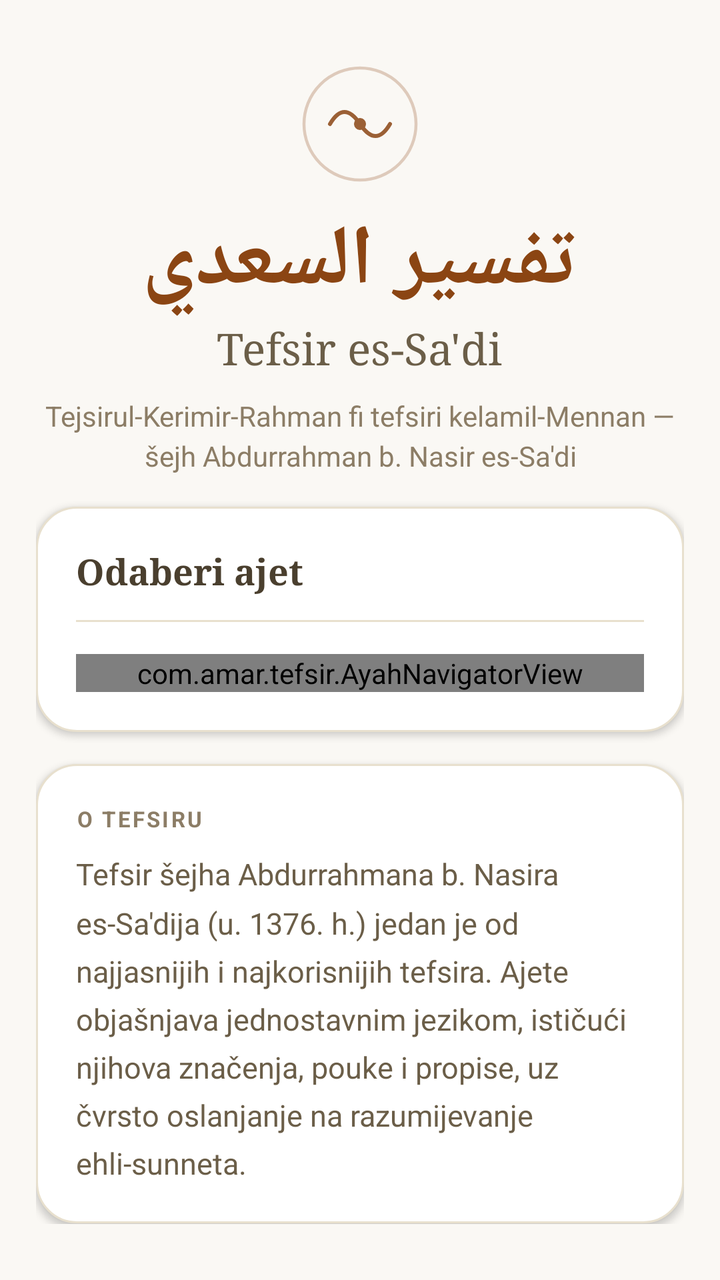
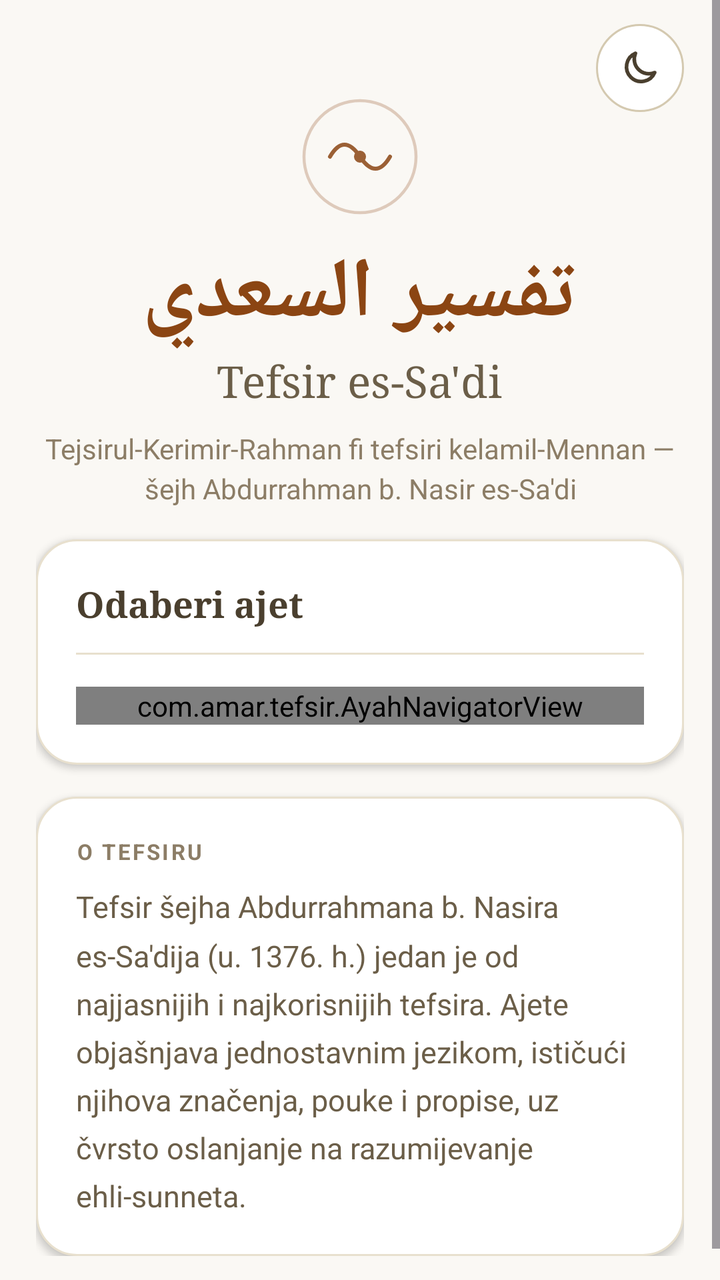

Before-and-after screenshots of an Android layout around one commit, followed by the original layout XML and the change that was made.
<!-- AndroidManifest.xml: application theme Theme.Tefsir -->
<!-- res/layout/activity_main.xml -->
<?xml version="1.0" encoding="utf-8"?>
<ScrollView xmlns:android="http://schemas.android.com/apk/res/android"
    xmlns:app="http://schemas.android.com/apk/res-auto"
    android:id="@+id/scroll"
    android:layout_width="match_parent"
    android:layout_height="match_parent"
    android:background="@color/bg"
    android:clipToPadding="false"
    android:fillViewport="true">

    <LinearLayout
        android:id="@+id/content"
        android:layout_width="match_parent"
        android:layout_height="wrap_content"
        android:gravity="center_horizontal"
        android:orientation="vertical"
        android:paddingHorizontal="18dp"
        android:paddingTop="32dp"
        android:paddingBottom="28dp">

        <ImageView
            android:layout_width="60dp"
            android:layout_height="60dp"
            android:alpha="0.85"
            android:contentDescription="@null"
            android:src="@drawable/ic_logo" />

        <TextView
            android:layout_width="wrap_content"
            android:layout_height="wrap_content"
            android:layout_marginTop="10dp"
            android:fontFamily="@font/scheherazade"
            android:text="تفسير السعدي"
            android:textColor="@color/sienna"
            android:textSize="42sp"
            android:textStyle="bold" />

        <TextView
            android:layout_width="wrap_content"
            android:layout_height="wrap_content"
            android:fontFamily="serif"
            android:text="Tefsir es-Sa'di"
            android:textColor="@color/ink_3"
            android:textSize="22sp" />

        <TextView
            android:layout_width="wrap_content"
            android:layout_height="wrap_content"
            android:layout_marginTop="10dp"
            android:gravity="center"
            android:lineSpacingMultiplier="1.2"
            android:text="@string/subtitle"
            android:textColor="@color/ink_4"
            android:textSize="14sp" />

        
        <LinearLayout
            android:id="@+id/continueCard"
            android:layout_width="match_parent"
            android:layout_height="wrap_content"
            android:layout_marginTop="28dp"
            android:background="@drawable/bg_continue"
            android:clickable="true"
            android:elevation="4dp"
            android:focusable="true"
            android:foreground="?attr/selectableItemBackground"
            android:gravity="center_vertical"
            android:orientation="horizontal"
            android:paddingHorizontal="22dp"
            android:paddingVertical="18dp"
            android:visibility="gone">

            <LinearLayout
                android:layout_width="0dp"
                android:layout_height="wrap_content"
                android:layout_weight="1"
                android:orientation="vertical">

                <TextView
                    android:layout_width="wrap_content"
                    android:layout_height="wrap_content"
                    android:alpha="0.85"
                    android:letterSpacing="0.1"
                    android:text="NASTAVI ČITATI"
                    android:textColor="@color/white"
                    android:textSize="11sp"
                    android:textStyle="bold" />

                <TextView
                    android:id="@+id/ccRef"
                    android:layout_width="wrap_content"
                    android:layout_height="wrap_content"
                    android:layout_marginTop="2dp"
                    android:fontFamily="serif"
                    android:textColor="@color/white"
                    android:textSize="18sp"
                    android:textStyle="bold" />
            </LinearLayout>

            <ImageView
                android:layout_width="22dp"
                android:layout_height="22dp"
                android:contentDescription="@null"
                android:src="@drawable/ic_arrow_right"
                app:tint="@color/white" />
        </LinearLayout>

        
        <LinearLayout
            android:layout_width="match_parent"
            android:layout_height="wrap_content"
            android:layout_marginTop="16dp"
            android:background="@drawable/bg_card"
            android:elevation="2dp"
            android:orientation="vertical"
            android:padding="20dp">

            <TextView
                android:layout_width="match_parent"
                android:layout_height="wrap_content"
                android:fontFamily="serif"
                android:text="Odaberi ajet"
                android:textColor="@color/ink_2"
                android:textSize="18sp"
                android:textStyle="bold" />

            <View
                android:layout_width="match_parent"
                android:layout_height="1dp"
                android:layout_marginTop="12dp"
                android:layout_marginBottom="16dp"
                android:background="@color/border_l" />

            <com.amar.tefsir.AyahNavigatorView
                android:id="@+id/navigator"
                android:layout_width="match_parent"
                android:layout_height="wrap_content" />
        </LinearLayout>

        
        <LinearLayout
            android:layout_width="match_parent"
            android:layout_height="wrap_content"
            android:layout_marginTop="16dp"
            android:background="@drawable/bg_card"
            android:elevation="2dp"
            android:orientation="vertical"
            android:padding="20dp">

            <TextView
                android:layout_width="wrap_content"
                android:layout_height="wrap_content"
                android:letterSpacing="0.1"
                android:text="O TEFSIRU"
                android:textColor="@color/ink_4"
                android:textSize="11sp"
                android:textStyle="bold" />

            <TextView
                android:layout_width="match_parent"
                android:layout_height="wrap_content"
                android:layout_marginTop="10dp"
                android:lineSpacingMultiplier="1.35"
                android:text="@string/about_text"
                android:textColor="@color/ink_3"
                android:textSize="15sp" />
        </LinearLayout>
    </LinearLayout>
</ScrollView>
<!-- resources referenced by this layout -->
<resources>
  <color name="bg">#FAF8F4</color>
  <color name="border_l">#E8E0CE</color>
  <color name="ink_2">#4A3F2E</color>
  <color name="ink_3">#6B5E48</color>
  <color name="ink_4">#8C7D66</color>
  <color name="sienna">#8B4513</color>
  <color name="white">#FFFFFFFF</color>
  <!-- drawable bg_card (drawable) -->
  <?xml version="1.0" encoding="utf-8"?>
  <shape xmlns:android="http://schemas.android.com/apk/res/android" android:shape="rectangle">
      <solid android:color="@color/card" />
      <stroke android:width="1dp" android:color="@color/border_l" />
      <corners android:radius="20dp" />
  </shape>
  <!-- drawable bg_continue (drawable) -->
  <?xml version="1.0" encoding="utf-8"?>
  <shape xmlns:android="http://schemas.android.com/apk/res/android" android:shape="rectangle">
      <gradient android:angle="315" android:startColor="@color/btn" android:endColor="@color/btn_d" />
      <corners android:radius="20dp" />
  </shape>
  <!-- drawable ic_arrow_right (drawable) -->
  <?xml version="1.0" encoding="utf-8"?>
  <vector xmlns:android="http://schemas.android.com/apk/res/android"
      android:width="24dp"
      android:height="24dp"
      android:viewportWidth="24"
      android:viewportHeight="24">
      <path
          android:fillColor="#00000000"
          android:strokeColor="#FF000000"
          android:strokeWidth="2.5"
          android:strokeLineCap="round"
          android:strokeLineJoin="round"
          android:pathData="M5,12h14M12,5l7,7 -7,7" />
  </vector>
  <string name="about_text">Tefsir šejha Abdurrahmana b. Nasira es-Sa\'dija (u. 1376. h.) jedan je od najjasnijih i najkorisnijih tefsira. Ajete objašnjava jednostavnim jezikom, ističući njihova značenja, pouke i propise, uz čvrsto oslanjanje na razumijevanje ehli-sunneta.</string>
  <string name="subtitle">Tejsirul-Kerimir-Rahman fi tefsiri kelamil-Mennan — šejh Abdurrahman b. Nasir es-Sa\'di</string>
  <style name="Theme.Tefsir" parent="Theme.Material3.DayNight.NoActionBar">
          <item name="colorPrimary">@color/sienna</item>
          <item name="colorOnPrimary">@color/white</item>
          <item name="colorSecondary">@color/gold</item>
          <item name="colorAccent">@color/sienna</item>
          <item name="colorControlActivated">@color/sienna</item>
          <item name="colorSurface">@color/card</item>
          <item name="colorOnSurface">@color/ink</item>
          <item name="android:colorBackground">@color/bg</item>
          <item name="android:windowBackground">@color/bg</item>
          <item name="android:textColorHighlight">@color/parchment_3</item>
          <item name="android:statusBarColor">@android:color/transparent</item>
          <item name="android:navigationBarColor">@android:color/transparent</item>
      </style>
  <color name="card">#FFFFFF</color>
  <color name="btn">#8B4513</color>
  <color name="btn_d">#6B330E</color>
  <color name="gold">#C8942A</color>
  <color name="ink">#2C2416</color>
  <color name="parchment_3">#E3DAC8</color>
  <!-- unchanged entries left out for length: 1 -->
</resources>

<!-- the commit's change to res/layout/activity_main.xml (unified diff, before → after) -->
@@ -15,12 +15,25 @@
         android:gravity="center_horizontal"
         android:orientation="vertical"
         android:paddingHorizontal="18dp"
-        android:paddingTop="32dp"
+        android:paddingTop="12dp"
         android:paddingBottom="28dp">
+
+        <ImageButton
+            android:id="@+id/btnTheme"
+            android:layout_width="44dp"
+            android:layout_height="44dp"
+            android:layout_gravity="end"
+            android:background="@drawable/bg_pill"
+            android:contentDescription="Promijeni temu"
+            android:padding="11dp"
+            android:scaleType="fitCenter"
+            android:src="@drawable/ic_moon"
+            app:tint="@color/ink_2" />
 
         <ImageView
             android:layout_width="60dp"
             android:layout_height="60dp"
+            android:layout_marginTop="-8dp"
             android:alpha="0.85"
             android:contentDescription="@null"
             android:src="@drawable/ic_logo" />
<!-- resource entries referenced after the edit -->
@@ -20,6 +20,13 @@
       <gradient android:angle="315" android:startColor="@color/btn" android:endColor="@color/btn_d" />
       <corners android:radius="20dp" />
   </shape>
+  <!-- drawable bg_pill (drawable) -->
+  <?xml version="1.0" encoding="utf-8"?>
+  <shape xmlns:android="http://schemas.android.com/apk/res/android" android:shape="rectangle">
+      <solid android:color="@color/card" />
+      <stroke android:width="1dp" android:color="@color/border" />
+      <corners android:radius="999dp" />
+  </shape>
   <!-- drawable ic_arrow_right (drawable) -->
   <?xml version="1.0" encoding="utf-8"?>
   <vector xmlns:android="http://schemas.android.com/apk/res/android"
@@ -34,6 +41,21 @@
           android:strokeLineCap="round"
           android:strokeLineJoin="round"
           android:pathData="M5,12h14M12,5l7,7 -7,7" />
+  </vector>
+  <!-- drawable ic_moon (drawable) -->
+  <?xml version="1.0" encoding="utf-8"?>
+  <vector xmlns:android="http://schemas.android.com/apk/res/android"
+      android:width="24dp"
+      android:height="24dp"
+      android:viewportWidth="24"
+      android:viewportHeight="24">
+      <path
+          android:fillColor="#00000000"
+          android:strokeColor="#FF000000"
+          android:strokeWidth="2"
+          android:strokeLineCap="round"
+          android:strokeLineJoin="round"
+          android:pathData="M20,14.5A8,8 0,0 1,9.5 4A8,8 0,1 0,20 14.5z" />
   </vector>
   <string name="about_text">Tefsir šejha Abdurrahmana b. Nasira es-Sa\'dija (u. 1376. h.) jedan je od najjasnijih i najkorisnijih tefsira. Ajete objašnjava jednostavnim jezikom, ističući njihova značenja, pouke i propise, uz čvrsto oslanjanje na razumijevanje ehli-sunneta.</string>
   <string name="subtitle">Tejsirul-Kerimir-Rahman fi tefsiri kelamil-Mennan — šejh Abdurrahman b. Nasir es-Sa\'di</string>
@@ -54,6 +76,7 @@
   <color name="card">#FFFFFF</color>
   <color name="btn">#8B4513</color>
   <color name="btn_d">#6B330E</color>
+  <color name="border">#D4C9B0</color>
   <color name="gold">#C8942A</color>
   <color name="ink">#2C2416</color>
   <color name="parchment_3">#E3DAC8</color>
